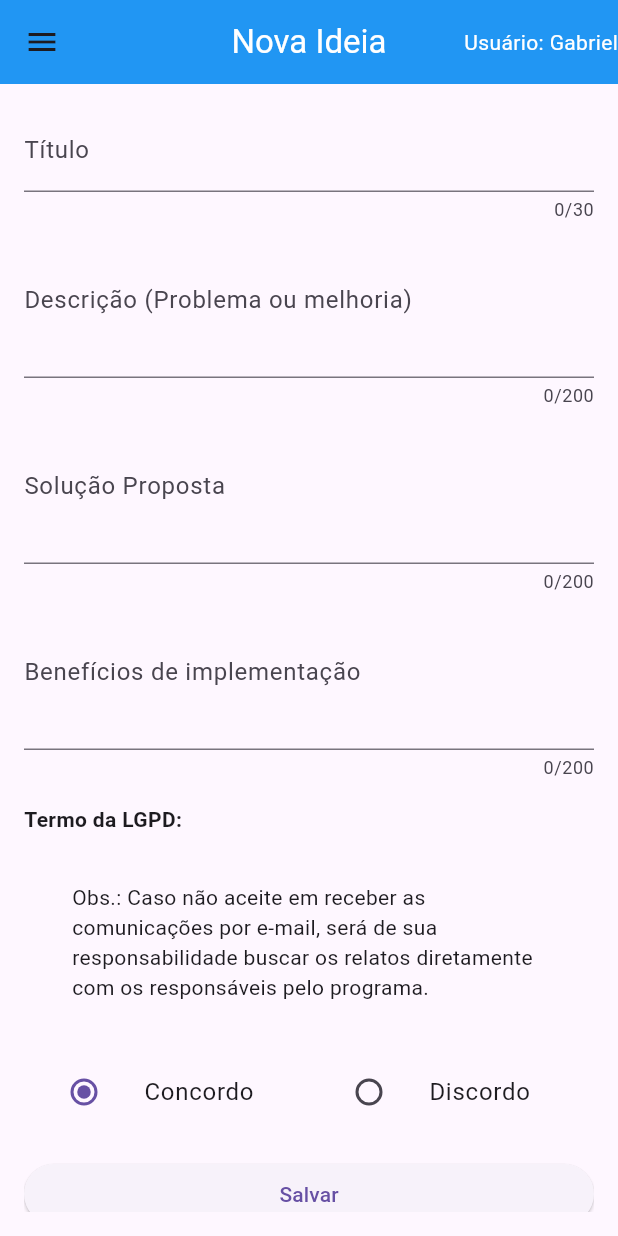
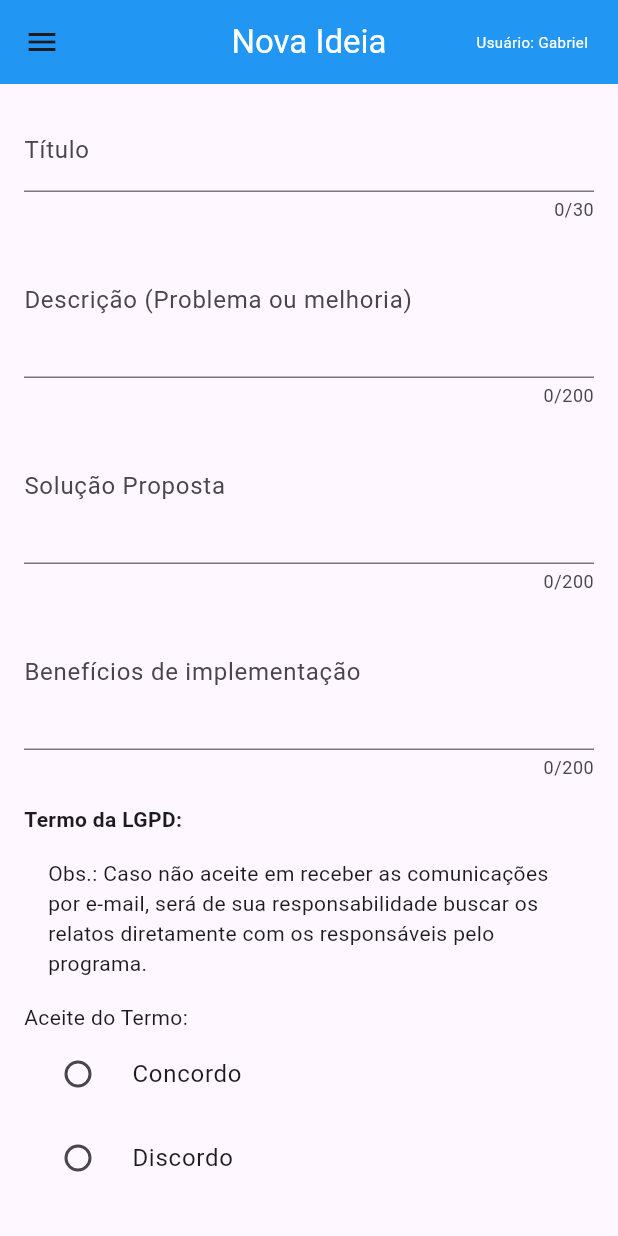
Before and after one commit to MachadoGabriel97/diferLab-app, a Flutter app: the TelaNovaIdeia screen opened by its route, on a phone screen of 412 x 824 dp. Run offline on Flutter 3.47's test engine with Material 3 defaults, Android fonts, the phone set to English and light mode, and no system bars; our stand-ins replace firebase_auth; accounts and stored records are empty.

Commit message:
28/07/2024 - novas alterações nos arquivos do projeto.

```diff
--- a/lib/componentes/componenteAppBar.dart
+++ b/lib/componentes/componenteAppBar.dart
@@ -26,13 +26,18 @@ class _ComponenteAppBarState extends State<ComponenteAppBar> {
       style: TextStyle(color: Colors.white),),
       centerTitle: true,
       actions: [
-        SizedBox(
-          height: 20,
-          child: Text("Usuário: ${widget.usuarioLogado}", style: const TextStyle(color: Colors.white),),
+        Padding(
+          padding: EdgeInsets.all(20),
+          child: widget.usuarioLogado != null
+          ? Text(
+            "Usuário: ${widget.usuarioLogado}",
+            style: const TextStyle(color: Colors.white,fontSize: 10),
+          ):Container(),
         )
 
       ],
       backgroundColor: Colors.blue,
+
     );
   }
 }
--- a/lib/main.dart
+++ b/lib/main.dart
@@ -1,8 +1,5 @@
 import 'package:flutter/material.dart';
 import 'package:navigator_project/telas/TelaLogin.dart';
-
-import 'telas/TelaPrincipalRecados.dart';
-
 
 void main() {
   runApp( TelaLogin());
--- a/lib/telas/TelaAnotacoes.dart
+++ b/lib/telas/TelaAnotacoes.dart
@@ -30,7 +30,7 @@ class _TelaAnotacoesState extends State<TelaAnotacoes> {
       ),
       floatingActionButton: FloatingActionButton(
         onPressed: () {
-               Navigator.pushNamed(context, "/minhasIdeias");
+               Navigator.pushNamed(context, "/NovaAnotacao");
             },
         child: Icon(Icons.note_add,) ,
         tooltip: "Nova anotação",
--- a/lib/telas/TelaCadastro.dart
+++ b/lib/telas/TelaCadastro.dart
@@ -25,7 +25,7 @@ class _RegisterScreenState extends State<TelaCadastro> {
   Widget build(BuildContext context) {
     return Scaffold(
       backgroundColor: const Color(0xFF242849), // Cor de fundo definida para hex 242849
-      appBar: const ComponenteAppBar(tituloComponente: "Cadastrar Nova Conta",usuarioLogado: "Gabriel"),
+      appBar: const ComponenteAppBar(tituloComponente: "Cadastrar Conta"),
       body: LayoutBuilder(
         builder: (context, constraints) {
           double width =
--- a/lib/telas/TelaConfiguracoes.dart
+++ b/lib/telas/TelaConfiguracoes.dart
@@ -30,9 +30,7 @@ class _TelaConfiguracoesState extends State<TelaConfiguracoes> {
               child: Column(
                 children: [
                   const CircleAvatar(
-                      backgroundImage: NetworkImage(
-                        "https://yt3.googleusercontent.com/-CFTJHU7fEWb7BYEb6Jh9gm1EpetvVGQqtof0Rbh-VQRIznYYKJxCaqv_9HeBcmJmIsp2vOO9JU=s900-c-k-c0x00ffffff-no-rj",
-                      ),
+                      backgroundImage: AssetImage("imagens/cadastro_usuario.png"),
                       maxRadius: 100
 
                   ),
--- a/lib/telas/TelaMinhasIdeias.dart
+++ b/lib/telas/TelaMinhasIdeias.dart
@@ -6,6 +6,7 @@ import 'package:navigator_project/telas/TelaPrincipalRecados.dart';
 import 'package:navigator_project/componentes/componenteMenu.dart';
 
 import '../componentes/componenteAppBar.dart';
+import 'TelaNovaAnotacao.dart';
 
 
 
@@ -19,10 +20,10 @@ class TelaMinhasIdeias extends StatelessWidget {
       theme: ThemeData.dark(),
       home: HomeScreen(),
       routes: {
-        '/detalhes': (context) => TelaDetalhes(),
         '/novaIdeia': (context) => TelaNovaIdeia(),
         '/minhasIdeias': (context) => TelaMinhasIdeias(),
         '/anotacoes': (context) => TelaAnotacoes(),
+        '/NovaAnotacao': (context) => TelaNovaAnotacao(),
         '/recados': (context) => TelaPrincipalRecados(),
         '/configuracoes': (context) => TelaConfiguracoes(),
       },
--- a/lib/telas/TelaNovaIdeia.dart
+++ b/lib/telas/TelaNovaIdeia.dart
@@ -2,6 +2,7 @@ import 'package:flutter/material.dart';
 import 'package:navigator_project/componentes/componenteAppBar.dart';
 import 'package:navigator_project/componentes/componenteMenu.dart';
 
+enum TermoLgdp {Concordo, Discordo}
 
 class TelaNovaIdeia extends StatefulWidget {
   const TelaNovaIdeia({super.key});
@@ -11,81 +12,89 @@ class TelaNovaIdeia extends StatefulWidget {
 }
 
 class _TelaNovaIdeiaState extends State<TelaNovaIdeia> {
+  TermoLgdp? selecaoTermo;
+
   @override
   Widget build(BuildContext context) {
     return Scaffold(
-      drawer:ComponenteMenu(),
-      appBar:  ComponenteAppBar(tituloComponente: "Nova Ideia",usuarioLogado: "Gabriel"),
+      drawer:const ComponenteMenu(),
+      appBar:  const ComponenteAppBar(tituloComponente: "Nova Ideia",usuarioLogado: "Gabriel"),
       body: Padding(
         padding: const EdgeInsets.all(16.0),
         child: Form(
           child: ListView(
             children: [
               TextFormField(
-                decoration: InputDecoration(
+                decoration: const InputDecoration(
                   labelText: 'Título',
                 ),
                 maxLength: 30,
               ),
               TextFormField(
-                decoration: InputDecoration(
+                decoration: const InputDecoration(
                   labelText: 'Descrição (Problema ou melhoria)',
                 ),
                 maxLength: 200,
                 maxLines: 3,
               ),
               TextFormField(
-                decoration: InputDecoration(
+                decoration: const InputDecoration(
                   labelText: 'Solução Proposta',
                 ),
                 maxLength: 200,
                 maxLines: 3,
               ),
               TextFormField(
-                decoration: InputDecoration(
+                decoration: const InputDecoration(
                   labelText: 'Benefícios de implementação',
                 ),
                 maxLength: 200,
                 maxLines: 3,
               ),
-              SizedBox(height: 16),
-              Text(
+              const SizedBox(height: 16),
+              const Text(
                 'Termo da LGPD:',
                 style: TextStyle(fontWeight: FontWeight.bold),
               ),
-              Padding(
-                padding: EdgeInsets.all(32),
+              const Padding(
+                padding: EdgeInsets.all(16),
                 child: Text(
                     "Obs.: Caso não aceite em receber as comunicações por e-mail, será de sua responsabilidade buscar os relatos diretamente com os responsáveis pelo programa."),
               ),
-              Row(
+              Column(
                 children: [
-                  Expanded(
-                    child: ListTile(
-                      title: const Text('Concordo'),
-                      leading: Radio(
-                        value: true,
-                        groupValue: true,
-                        onChanged: (bool? value) {},
-                      ),
-                    ),
+                  const Row(
+                    children: [
+                      Text("Aceite do Termo:"),
+                    ],
                   ),
-                  Expanded(
-                    child: ListTile(
-                      title: const Text('Discordo'),
-                      leading: Radio(
-                        value: false,
-                        groupValue: true,
-                        onChanged: (bool? value) {},
-                      ),
-                    ),
+                  RadioListTile<TermoLgdp>(
+                    title: const Text("Concordo"),
+                    value: TermoLgdp.Concordo,
+                    groupValue: selecaoTermo,
+                    onChanged: (TermoLgdp? valor_selecionado) {
+                      setState(() {
+                        selecaoTermo = valor_selecionado;
+                      });
+                    },
                   ),
+                  RadioListTile<TermoLgdp>(
+                    title: const Text("Discordo"),
+                    value: TermoLgdp.Discordo,
+                    groupValue: selecaoTermo,
+                    onChanged: (TermoLgdp? valor_selecionado) {
+                      setState(() {
+                        selecaoTermo = valor_selecionado;
+                      });
+                    },
+                  ),
+
                 ],
               ),
-              SizedBox(height: 16),
+              const SizedBox(height: 16),
               ElevatedButton(
                 onPressed: () {},
-                child: Text('Salvar'),
+                child: const Text('Salvar'),
               ),
             ],
           ),
--- a/lib/telas/TelaPrincipalRecados.dart
+++ b/lib/telas/TelaPrincipalRecados.dart
@@ -1,6 +1,7 @@
 import 'package:flutter/material.dart';
 import 'package:navigator_project/telas/TelaConfiguracoes.dart';
 import 'package:navigator_project/telas/TelaMinhasIdeias.dart';
+import 'package:navigator_project/telas/TelaNovaAnotacao.dart';
 import 'package:navigator_project/telas/TelaNovaIdeia.dart';
 import 'TelaAnotacoes.dart';
 import '../componentes/componenteAppBar.dart';
@@ -12,11 +13,12 @@ class TelaPrincipalRecados extends StatelessWidget {
     return MaterialApp(
       theme: ThemeData.dark(useMaterial3: true),
       home: HomeScreen(),
-
+      title: "DiferLab",
       routes: {
         '/novaIdeia': (context) => TelaNovaIdeia(),
         '/minhasIdeias': (context) => TelaMinhasIdeias(),
         '/anotacoes': (context) => TelaAnotacoes(),
+        '/NovaAnotacao': (context) => TelaNovaAnotacao(),
         '/recados': (context) => TelaPrincipalRecados(),
         '/configuracoes': (context) => TelaConfiguracoes(),
       },
```
Also changed, not shown: lib/telas/TelaLogin.dart (+8 -7 lines), lib/telas/TelaNovaAnotacao.dart (+11 -10 lines), imagens/cadastro_usuario.png (added), 1 other file.
